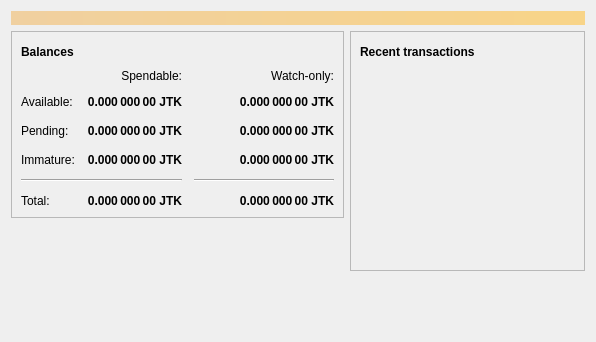
This is src/qt/forms/overviewpage.ui in zzcasper/Joash-Coin-Sources as Qt 5 draws it before an edit. The edited form follows.
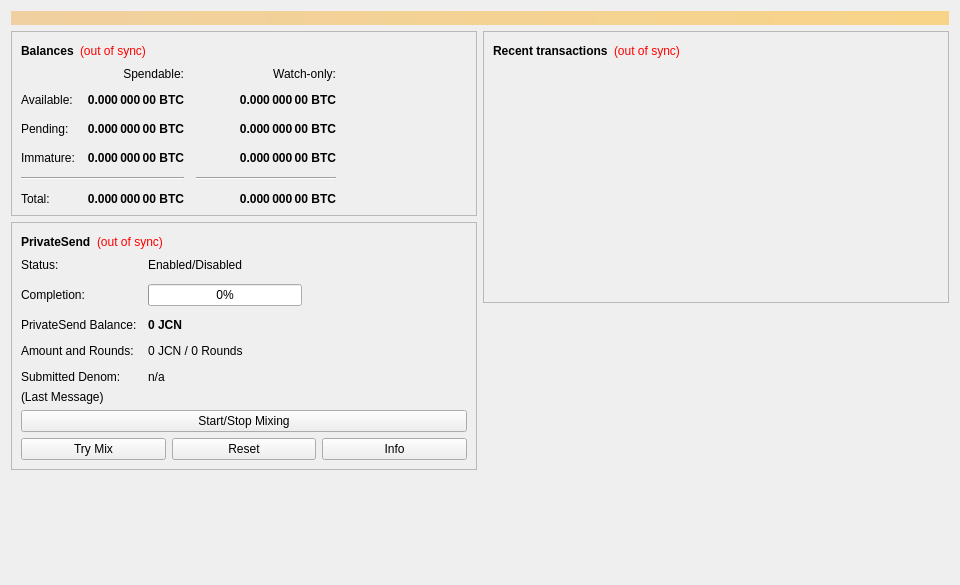
This is the edited form. Icons and pictures are not drawn.

The edit to the form file:
```diff
--- a/src/qt/forms/overviewpage.ui
+++ b/src/qt/forms/overviewpage.ui
@@ -6,10 +6,16 @@
    <rect>
     <x>0</x>
     <y>0</y>
-    <width>596</width>
-    <height>342</height>
+    <width>960</width>
+    <height>585</height>
    </rect>
   </property>
+  <property name="minimumSize">
+   <size>
+    <width>960</width>
+    <height>0</height>
+   </size>
+  </property>
   <property name="windowTitle">
    <string>Form</string>
   </property>
@@ -62,35 +68,18 @@
              </widget>
             </item>
             <item>
-             <widget class="QPushButton" name="labelWalletStatus">
-              <property name="enabled">
-               <bool>true</bool>
-              </property>
-              <property name="maximumSize">
-               <size>
-                <width>30</width>
-                <height>16777215</height>
-               </size>
-              </property>
+             <widget class="QLabel" name="labelWalletStatus">
               <property name="toolTip">
-               <string>The displayed information may be out of date. Your wallet automatically synchronizes with the JNitaCoin network after a connection is established, but this process has not completed yet.</string>
+               <string>The displayed information may be out of date. Your wallet automatically synchronizes with the JoashCoin network after a connection is established, but this process has not completed yet.</string>
+              </property>
+              <property name="styleSheet">
+               <string notr="true">QLabel { color: red; }</string>
               </property>
               <property name="text">
-               <string/>
+               <string notr="true">(out of sync)</string>
               </property>
-              <property name="icon">
-               <iconset resource="../bitcoin.qrc">
-                <normaloff>:/icons/warning</normaloff>
-                <disabledoff>:/icons/warning</disabledoff>:/icons/warning</iconset>
-              </property>
-              <property name="iconSize">
-               <size>
-                <width>24</width>
-                <height>24</height>
-               </size>
-              </property>
-              <property name="flat">
-               <bool>true</bool>
+              <property name="alignment">
+               <set>Qt::AlignLeading|Qt::AlignLeft|Qt::AlignVCenter</set>
               </property>
              </widget>
             </item>
@@ -129,7 +118,7 @@
                <string>Unconfirmed transactions to watch-only addresses</string>
               </property>
               <property name="text">
-               <string notr="true">0.000 000 00 JTK</string>
+               <string notr="true">0.000 000 00 BTC</string>
               </property>
               <property name="alignment">
                <set>Qt::AlignRight|Qt::AlignTrailing|Qt::AlignVCenter</set>
@@ -154,7 +143,7 @@
                <string>Total of transactions that have yet to be confirmed, and do not yet count toward the spendable balance</string>
               </property>
               <property name="text">
-               <string notr="true">0.000 000 00 JTK</string>
+               <string notr="true">0.000 000 00 BTC</string>
               </property>
               <property name="alignment">
                <set>Qt::AlignRight|Qt::AlignTrailing|Qt::AlignVCenter</set>
@@ -179,7 +168,7 @@
                <string>Mined balance in watch-only addresses that has not yet matured</string>
               </property>
               <property name="text">
-               <string notr="true">0.000 000 00 JTK</string>
+               <string notr="true">0.000 000 00 BTC</string>
               </property>
               <property name="alignment">
                <set>Qt::AlignRight|Qt::AlignTrailing|Qt::AlignVCenter</set>
@@ -237,7 +226,7 @@
                <string>Mined balance that has not yet matured</string>
               </property>
               <property name="text">
-               <string notr="true">0.000 000 00 JTK</string>
+               <string notr="true">0.000 000 00 BTC</string>
               </property>
               <property name="alignment">
                <set>Qt::AlignRight|Qt::AlignTrailing|Qt::AlignVCenter</set>
@@ -282,7 +271,7 @@
                <string>Your current total balance</string>
               </property>
               <property name="text">
-               <string notr="true">0.000 000 00 JTK</string>
+               <string notr="true">0.000 000 00 BTC</string>
               </property>
               <property name="alignment">
                <set>Qt::AlignRight|Qt::AlignTrailing|Qt::AlignVCenter</set>
@@ -307,7 +296,7 @@
                <string>Current total balance in watch-only addresses</string>
               </property>
               <property name="text">
-               <string notr="true">0.000 000 00 JTK</string>
+               <string notr="true">0.000 000 00 BTC</string>
               </property>
               <property name="alignment">
                <set>Qt::AlignRight|Qt::AlignTrailing|Qt::AlignVCenter</set>
@@ -349,7 +338,7 @@
                <string>Your current spendable balance</string>
               </property>
               <property name="text">
-               <string notr="true">0.000 000 00 JTK</string>
+               <string notr="true">0.000 000 00 BTC</string>
               </property>
               <property name="alignment">
                <set>Qt::AlignRight|Qt::AlignTrailing|Qt::AlignVCenter</set>
@@ -374,7 +363,7 @@
                <string>Your current balance in watch-only addresses</string>
               </property>
               <property name="text">
-               <string notr="true">0.000 000 00 JTK</string>
+               <string notr="true">0.000 000 00 BTC</string>
               </property>
               <property name="alignment">
                <set>Qt::AlignRight|Qt::AlignTrailing|Qt::AlignVCenter</set>
@@ -406,6 +395,250 @@
          </layout>
         </widget>
        </item>
+       <item>
+        <widget class="QFrame" name="framePrivateSend">
+         <property name="layoutDirection">
+          <enum>Qt::LeftToRight</enum>
+         </property>
+         <property name="frameShape">
+          <enum>QFrame::StyledPanel</enum>
+         </property>
+         <property name="frameShadow">
+          <enum>QFrame::Raised</enum>
+         </property>
+         <layout class="QVBoxLayout" name="VerticalLayout_PS1">
+          <item>
+           <layout class="QHBoxLayout" name="horizontalLayout_5">
+            <item>
+             <widget class="QLabel" name="labelPrivateSendHeader">
+              <property name="font">
+               <font>
+                <weight>75</weight>
+                <bold>true</bold>
+               </font>
+              </property>
+              <property name="text">
+               <string>PrivateSend</string>
+              </property>
+             </widget>
+            </item>
+            <item>
+             <widget class="QLabel" name="labelPrivateSendSyncStatus">
+              <property name="toolTip">
+               <string>The displayed information may be out of date. Your wallet automatically synchronizes with the JoashCoin network after a connection is established, but this process has not completed yet.</string>
+              </property>
+              <property name="styleSheet">
+               <string notr="true">QLabel { color: red; }</string>
+              </property>
+              <property name="text">
+               <string notr="true">(out of sync)</string>
+              </property>
+              <property name="alignment">
+               <set>Qt::AlignLeading|Qt::AlignLeft|Qt::AlignVCenter</set>
+              </property>
+             </widget>
+            </item>
+            <item>
+             <spacer name="horizontalSpacer_4">
+              <property name="orientation">
+               <enum>Qt::Horizontal</enum>
+              </property>
+              <property name="sizeHint" stdset="0">
+               <size>
+                <width>40</width>
+                <height>20</height>
+               </size>
+              </property>
+             </spacer>
+            </item>
+           </layout>
+          </item>
+          <item>
+           <layout class="QFormLayout" name="privateSendFormLayout">
+            <property name="fieldGrowthPolicy">
+             <enum>QFormLayout::AllNonFixedFieldsGrow</enum>
+            </property>
+            <property name="horizontalSpacing">
+             <number>11</number>
+            </property>
+            <property name="verticalSpacing">
+             <number>12</number>
+            </property>
+            <item row="0" column="0">
+             <widget class="QLabel" name="labelPrivateSendEnabledText">
+              <property name="text">
+               <string>Status:</string>
+              </property>
+             </widget>
+            </item>
+            <item row="0" column="1">
+             <widget class="QLabel" name="labelPrivateSendEnabled">
+              <property name="text">
+               <string>Enabled/Disabled</string>
+              </property>
+             </widget>
+            </item>
+            <item row="1" column="0">
+             <widget class="QLabel" name="labelCompletitionText">
+              <property name="text">
+               <string>Completion:</string>
+              </property>
+             </widget>
+            </item>
+            <item row="1" column="1">
+             <widget class="QProgressBar" name="privateSendProgress">
+              <property name="maximumSize">
+               <size>
+                <width>154</width>
+                <height>16777215</height>
+               </size>
+              </property>
+              <property name="value">
+               <number>0</number>
+              </property>
+             </widget>
+            </item>
+            <item row="2" column="0">
+             <widget class="QLabel" name="labelAnonymizedText">
+              <property name="text">
+               <string>PrivateSend Balance:</string>
+              </property>
+             </widget>
+            </item>
+            <item row="2" column="1">
+             <widget class="QLabel" name="labelAnonymized">
+              <property name="font">
+               <font>
+                <weight>75</weight>
+                <bold>true</bold>
+               </font>
+              </property>
+              <property name="text">
+               <string notr="true">0 JCN</string>
+              </property>
+             </widget>
+            </item>
+            <item row="3" column="0">
+             <widget class="QLabel" name="labelAmountAndRoundsText">
+              <property name="text">
+               <string>Amount and Rounds:</string>
+              </property>
+             </widget>
+            </item>
+            <item row="3" column="1">
+             <widget class="QLabel" name="labelAmountRounds">
+              <property name="text">
+               <string>0 JCN / 0 Rounds</string>
+              </property>
+             </widget>
+            </item>
+            <item row="4" column="0">
+             <widget class="QLabel" name="labelSubmittedDenomText">
+              <property name="text">
+               <string>Submitted Denom:</string>
+              </property>
+             </widget>
+            </item>
+            <item row="4" column="1">
+             <widget class="QLabel" name="labelSubmittedDenom">
+              <property name="toolTip">
+               <string>The denominations you submitted to the Masternode.&lt;br&gt;To mix, other users must submit the exact same denominations.</string>
+              </property>
+              <property name="text">
+               <string>n/a</string>
+              </property>
+             </widget>
+            </item>
+           </layout>
+          </item>
+          <item>
+           <layout class="QVBoxLayout" name="VerticalLayout_PS">
+            <item>
+             <widget class="QLabel" name="labelPrivateSendLastMessage">
+              <property name="text">
+               <string>(Last Message)</string>
+              </property>
+              <property name="alignment">
+               <set>Qt::AlignLeading|Qt::AlignLeft|Qt::AlignTop</set>
+              </property>
+              <property name="wordWrap">
+               <bool>true</bool>
+              </property>
+             </widget>
+            </item>
+            <item>
+             <widget class="QPushButton" name="togglePrivateSend">
+              <property name="sizePolicy">
+               <sizepolicy hsizetype="MinimumExpanding" vsizetype="Fixed">
+                <horstretch>0</horstretch>
+                <verstretch>0</verstretch>
+               </sizepolicy>
+              </property>
+              <property name="text">
+               <string>Start/Stop Mixing</string>
+              </property>
+             </widget>
+            </item>
+            <item>
+             <layout class="QHBoxLayout" name="horizontalLayout_debugbuttons">
+              <item>
+               <widget class="QPushButton" name="privateSendAuto">
+                <property name="sizePolicy">
+                 <sizepolicy hsizetype="MinimumExpanding" vsizetype="Fixed">
+                  <horstretch>0</horstretch>
+                  <verstretch>0</verstretch>
+                 </sizepolicy>
+                </property>
+                <property name="toolTip">
+                 <string>Try to manually submit a PrivateSend request.</string>
+                </property>
+                <property name="text">
+                 <string>Try Mix</string>
+                </property>
+               </widget>
+              </item>
+              <item>
+               <widget class="QPushButton" name="privateSendReset">
+                <property name="sizePolicy">
+                 <sizepolicy hsizetype="MinimumExpanding" vsizetype="Fixed">
+                  <horstretch>0</horstretch>
+                  <verstretch>0</verstretch>
+                 </sizepolicy>
+                </property>
+                <property name="toolTip">
+                 <string>Reset the current status of PrivateSend (can interrupt PrivateSend if it's in the process of Mixing, which can cost you money!)</string>
+                </property>
+                <property name="autoFillBackground">
+                 <bool>false</bool>
+                </property>
+                <property name="text">
+                 <string>Reset</string>
+                </property>
+               </widget>
+              </item>
+              <item>
+               <widget class="QPushButton" name="privateSendInfo">
+                <property name="sizePolicy">
+                 <sizepolicy hsizetype="MinimumExpanding" vsizetype="Fixed">
+                  <horstretch>0</horstretch>
+                  <verstretch>0</verstretch>
+                 </sizepolicy>
+                </property>
+                <property name="toolTip">
+                 <string>Information about PrivateSend and Mixing</string>
+                </property>
+                <property name="text">
+                 <string>Info</string>
+                </property>
+               </widget>
+              </item>
+             </layout>
+            </item>
+           </layout>
+          </item>
+         </layout>
+        </widget>
+       </item>
        <item>
         <spacer name="verticalSpacer">
          <property name="orientation">
@@ -448,35 +681,18 @@
              </widget>
             </item>
             <item>
-             <widget class="QPushButton" name="labelTransactionsStatus">
-              <property name="enabled">
-               <bool>true</bool>
-              </property>
-              <property name="maximumSize">
-               <size>
-                <width>30</width>
-                <height>16777215</height>
-               </size>
-              </property>
+             <widget class="QLabel" name="labelTransactionsStatus">
               <property name="toolTip">
-               <string>The displayed information may be out of date. Your wallet automatically synchronizes with the JNitaCoin network after a connection is established, but this process has not completed yet.</string>
+               <string>The displayed information may be out of date. Your wallet automatically synchronizes with the JoashCoin network after a connection is established, but this process has not completed yet.</string>
+              </property>
+              <property name="styleSheet">
+               <string notr="true">QLabel { color: red; }</string>
               </property>
               <property name="text">
-               <string/>
+               <string notr="true">(out of sync)</string>
               </property>
-              <property name="icon">
-               <iconset resource="../bitcoin.qrc">
-                <normaloff>:/icons/warning</normaloff>
-                <disabledoff>:/icons/warning</disabledoff>:/icons/warning</iconset>
-              </property>
-              <property name="iconSize">
-               <size>
-                <width>24</width>
-                <height>24</height>
-               </size>
-              </property>
-              <property name="flat">
-               <bool>true</bool>
+              <property name="alignment">
+               <set>Qt::AlignLeading|Qt::AlignLeft|Qt::AlignVCenter</set>
               </property>
              </widget>
             </item>
```
Left out of the diff: 2 changed lines with no effect on the pictures.
